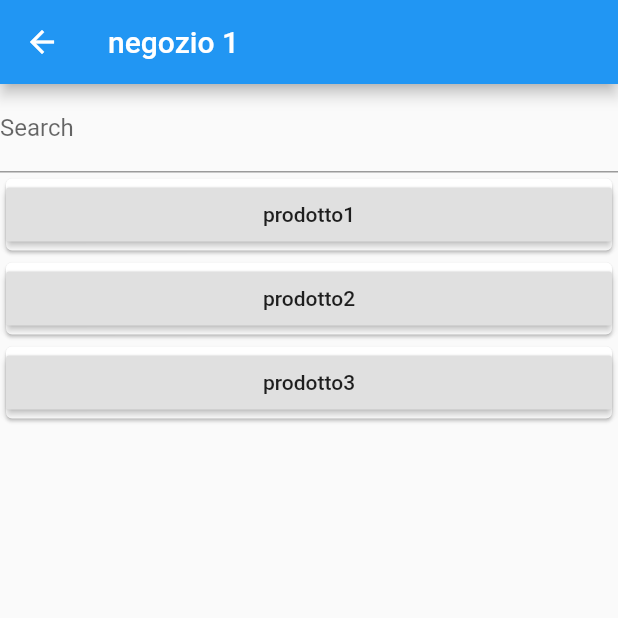
After one commit to VenturaLorenzo/DaPozzo-Ventura-DIMA, a Flutter app: the screen it shows after launch, after a tap on "Cerca negozi con '1'", after a tap on "Reset", after a tap on "negozio 1", on a phone screen of 412 x 824 dp, the top half of it. The commit adds this screen. Run offline on Flutter 3.47's test engine with Material 2 defaults, Android fonts, the phone set to English and light mode, and no system bars; our stand-ins replace bloc, flutter_bloc.

Commit message:
Aggiunto ricerca prodotto e pagina prodotto

```diff
--- a/Development/dapozzo_ventura_app/lib/blocs/market_place_bloc.dart
+++ b/Development/dapozzo_ventura_app/lib/blocs/market_place_bloc.dart
@@ -21,7 +21,7 @@ class MarketPlaceBloc extends Bloc<MarketPlaceEvent, MarketPlaceState> {
       //qui cerco nel database i dati e creo un oggetto marketplace che li contenga
       print("sono passato in marketplace ");
        MarketPlace result = new MarketPlace([]);
-       MarketPlace.getVendorsWith(event.query);// per ora creo un market place vuoto e lo passo come risultato
+       result =MarketPlace.getVendorsWith(event.query);// per ora creo un market place vuoto e lo passo come risultato
 
       yield MarketPlaceSearched(result,event.query);
     } else {
--- a/Development/dapozzo_ventura_app/lib/blocs/vendor_bloc.dart
+++ b/Development/dapozzo_ventura_app/lib/blocs/vendor_bloc.dart
@@ -16,7 +16,7 @@ class VendorBloc extends Bloc<VendorEvent,VendorState>{
   Stream<VendorState> mapEventToState(VendorEvent event) async* {
     if (event is VendorEventSearch) {
       Vendor result = new Vendor([]);
-      Vendor.getVendorsWith(event.query);
+      result=Vendor.getVendorsWith(event.query);
 
       yield VendorStateSearched(event.query,result);
     } else {
--- a/Development/dapozzo_ventura_app/lib/main.dart
+++ b/Development/dapozzo_ventura_app/lib/main.dart
@@ -7,6 +7,7 @@ import 'package:dapozzo_ventura_app/ui/vendor_page.dart';
 import 'package:flutter/material.dart';
 
 
+
 void main() => runApp(MaterialApp(
   initialRoute: '/home',
   routes: {
@@ -14,7 +15,7 @@ void main() => runApp(MaterialApp(
     //'/' : (context)=>Loading(),
     '/home': (context)=>Home(),
     '/vendor' : (context)=> VendorPage(),
-    '/product' : (context)=> Product(),
+    '/product' : (context)=> ProductPage(),
     '/cart' : (context)=> Cart(),
     '/myprofile' : (context)=> MyProfile(),
 
--- a/Development/dapozzo_ventura_app/lib/models/market_place_model.dart
+++ b/Development/dapozzo_ventura_app/lib/models/market_place_model.dart
@@ -17,7 +17,7 @@ class MarketPlace {
   //prendo i negozi dal database
   List<String> vendors= ["negozio 1"," negozio 2", "negozio 3", "negozio 4"];
 
-  return MarketPlace(vendors.where((element) => element.contains(query)));
+   return MarketPlace(vendors.where((element) => element.contains(query)).toList());
  }
 
 
--- a/Development/dapozzo_ventura_app/lib/models/vendor_model.dart
+++ b/Development/dapozzo_ventura_app/lib/models/vendor_model.dart
@@ -17,7 +17,7 @@ class Vendor{
     //prendo i negozi dal database
     List<String> vendors= ["prodotto1","prodotto2","prodotto3"];
 
-    return Vendor(vendors.where((element) => element.contains(query)));
+    return Vendor(vendors.where((element) => element.contains(query)).toList());
   }
 
 }
--- a/Development/dapozzo_ventura_app/lib/ui/home_page.dart
+++ b/Development/dapozzo_ventura_app/lib/ui/home_page.dart
@@ -62,6 +62,7 @@ class _HomeState extends State<Home> {
                 } else {
                   if (state is MarketPlaceSearched) {
                     vendors = state.result.vendorsList;
+                    print(vendors);
                     return VendorList(vendors);
                   } else {
                     if (state is MarketPlaceGeneralError) {
--- /dev/null
+++ b/Development/dapozzo_ventura_app/lib/ui/product_list_widget.dart
@@ -0,0 +1,20 @@
+import 'package:dapozzo_ventura_app/models/product_model.dart';
+import 'package:flutter/cupertino.dart';
+import 'package:flutter/material.dart';
+
+class ProductList extends StatelessWidget {
+  final List<String> products;
+
+ProductList(this.products);
+  @override
+  Widget build(BuildContext context) {
+    return ListView.builder(
+      itemCount: products.length,
+      itemBuilder: (context, index) => Card(
+        child: RaisedButton(child: Text(products[index].toString()),onPressed: (){
+          Navigator.pushNamed(context, "/product" , arguments: products[index]);
+        },),
+      ),
+    );
+  }
+}
--- a/Development/dapozzo_ventura_app/lib/ui/vendor_page.dart
+++ b/Development/dapozzo_ventura_app/lib/ui/vendor_page.dart
@@ -1,5 +1,7 @@
 import 'package:dapozzo_ventura_app/blocs/vendor_bloc.dart';
+import 'package:dapozzo_ventura_app/events/vendor_event.dart';
 import 'package:dapozzo_ventura_app/states/vendor_state.dart';
+import 'package:dapozzo_ventura_app/ui/product_list_widget.dart';
 import 'package:flutter/cupertino.dart';
 import 'package:flutter/material.dart';
 import 'package:flutter_bloc/flutter_bloc.dart';
@@ -23,18 +25,23 @@ class _VendorPageState extends State<VendorPage> {
       body: BlocProvider(
         builder: (BuildContext context) => _vendorBloc,
         child: Column(
-          children: [
+          children: [TextField(
+            onSubmitted: (typedText) {
+              _vendorBloc.add(VendorEventSearch(typedText));
+            },
+            decoration: InputDecoration(labelText: "Search"),
+          ),
             Expanded(
               child: BlocBuilder<VendorBloc, VendorState>(
                 builder: (context, state) {
                   List<String> products;
                   if (state is VendorStateInitial) {
                     products = state.vendorList.products;
-                    return Text(products.toString());
+                    return ProductList(products);
                   } else {
                     if (state is VendorStateSearched) {
                       products = state.result.products;
-                      return Text(products.toString());
+                      return ProductList(products);
                     } else {
                       if (state is VendorStateGeneralError) {
                         return Text(state.error);
```
Also changed, not shown: Development/dapozzo_ventura_app/lib/models/product_model.dart (+7 -0 lines), Development/dapozzo_ventura_app/lib/ui/product_page.dart (+27 -5 lines).
